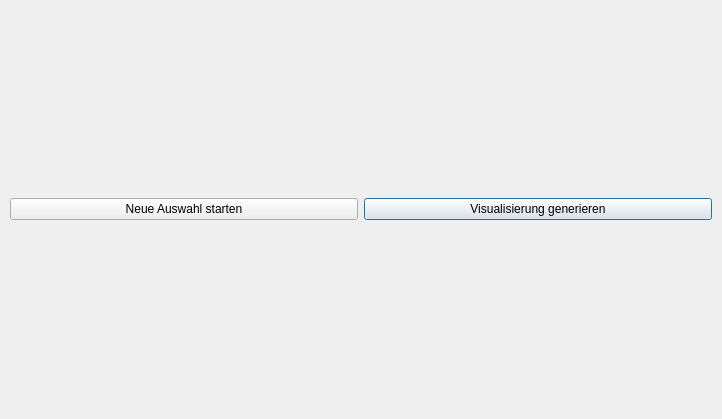
Qt form 3drekonstruktionspeiseroehre/ui-files/endoscopy_selection_window_design.ui (ds-lab/EsophagusVisualization) before a commit.
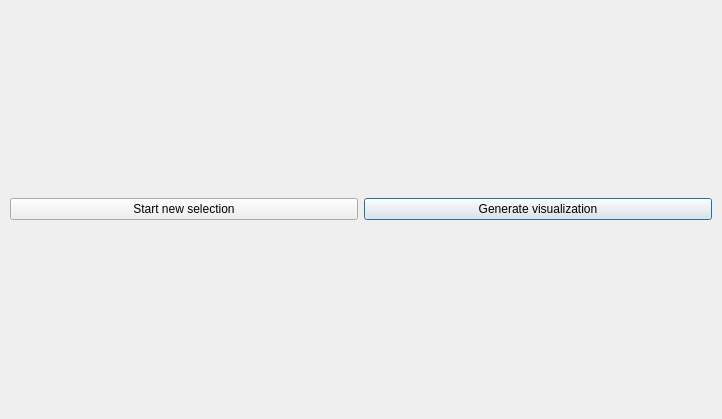
The same form after that commit.

Commit message: Übersetzung der Windows auf Englisch

Patch:
```diff
--- a/3drekonstruktionspeiseroehre/ui-files/endoscopy_selection_window_design.ui
+++ b/3drekonstruktionspeiseroehre/ui-files/endoscopy_selection_window_design.ui
@@ -30,7 +30,7 @@
     <item row="1" column="0">
      <widget class="QPushButton" name="reset_button">
       <property name="text">
-       <string>Neue Auswahl starten</string>
+       <string>Start new selection</string>
       </property>
      </widget>
     </item>
@@ -43,7 +43,7 @@
        </sizepolicy>
       </property>
       <property name="text">
-       <string>Visualisierung generieren</string>
+       <string>Generate visualization</string>
       </property>
       <property name="default">
        <bool>true</bool>
```
Left out of the diff: 8 changed lines with no effect on the pictures. The commit also changes 2 other files.
